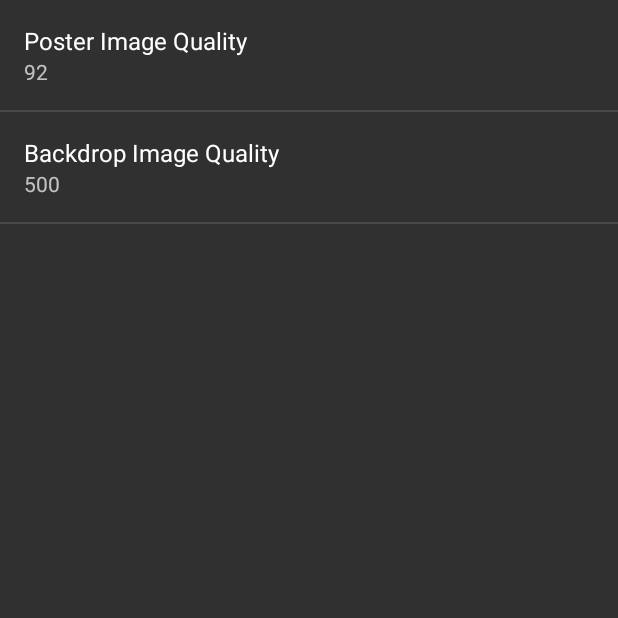
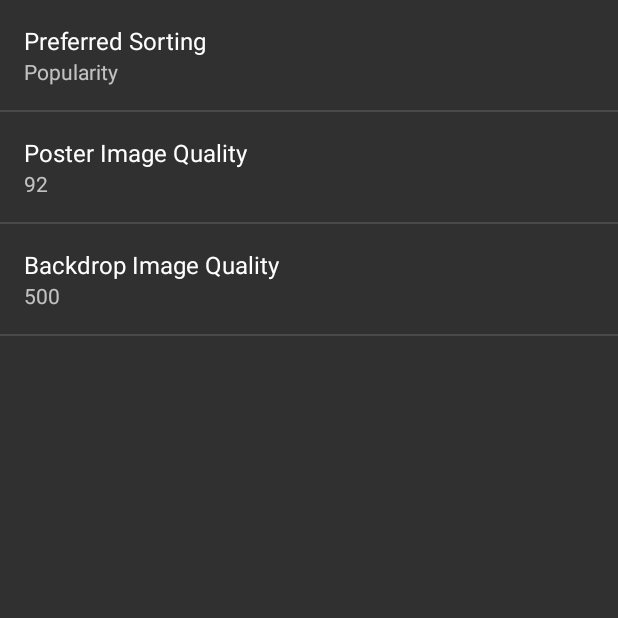
Before and after one commit to alexwine36/Popular-Movies, an Android app: the screen it shows after launch (SettingsActivity), in the options menu, after a tap on "Settings", on a phone screen of 412 x 824 dp, the top half of it. Run offline under Robolectric (Android 15) with nearby library versions, the phone set to English and light mode, and no system bars; our stand-ins replace Picasso; pictures from the network do not load; 1 statement that could not run was skipped.

Commit message:
Added support for sorting Discovery Activity

```diff
--- a/app/src/main/java/io/awts/popularmovies/DiscoveryFragment.java
+++ b/app/src/main/java/io/awts/popularmovies/DiscoveryFragment.java
@@ -1,10 +1,11 @@
 package io.awts.popularmovies;
 
-import android.content.Context;
 import android.content.Intent;
+import android.content.SharedPreferences;
 import android.net.Uri;
 import android.os.AsyncTask;
 import android.os.Bundle;
+import android.preference.PreferenceManager;
 import android.support.v4.app.Fragment;
 import android.util.Log;
 import android.view.LayoutInflater;
@@ -39,17 +40,17 @@ public class DiscoveryFragment extends Fragment {
 
     private ArrayList<MovieData> movieList;
 
-//    ArrayList<MovieData> savedMovies;
+    private String prefSort;
 
     public Integer page_int;
 
-    public boolean scrollStateChanged;
+
 
     private static final String MOVIE_KEY = "movies";
 
     private static final String PAGE_KEY = "page";
 
-    Context context;
+
 
     public DiscoveryFragment() {
     }
@@ -72,16 +73,30 @@ public class DiscoveryFragment extends Fragment {
     public View onCreateView(LayoutInflater inflater, ViewGroup container,
                              Bundle savedInstanceState) {
         View view = inflater.inflate(R.layout.fragment_discovery, container, false);
+// TODO: Add a listener for settings change
+
+        SharedPreferences preferences = PreferenceManager.getDefaultSharedPreferences(view.getContext());
+
+        String sort_value = preferences.getString(getString(R.string.pref_sort_key), getString(R.string.pref_sort_default));
+
+//        prefSort = sort_value;
+//        if (sort_value != prefSort && prefSort != null) {
+//            prefSort = sort_value;
+//            updateMovies();
+//        }
+
 
         if (savedInstanceState == null || !savedInstanceState.containsKey(MOVIE_KEY) || !savedInstanceState.containsKey(PAGE_KEY)) {
             movieList = new ArrayList<MovieData>();
             page_int = 1;
+//            prefSort = sort_value;
             updateMovies();
         } else {
             movieList = savedInstanceState.getParcelableArrayList(MOVIE_KEY);
             page_int = savedInstanceState.getInt(PAGE_KEY);
         }
         setHasOptionsMenu(true);
+
 
 
         mMovieAdapter = new ImageAdapter(getActivity(), movieList);
@@ -224,8 +239,9 @@ public class DiscoveryFragment extends Fragment {
             BufferedReader reader = null;
 
             // Will contain the raw JSON response as a string.
+
             String moviesJsonStr = null;
-            String sort_by = "popularity.desc";
+//            String sort_by = prefSort;
             final String api_key = getString(R.string.API_Key);
 
 
@@ -241,7 +257,7 @@ public class DiscoveryFragment extends Fragment {
                 final String API_PARAM = "api_key";
                 final String PAGE_PARAM = "page";
 
-                Uri builtUri = Uri.parse(MOVIE_BASE_URL).buildUpon().appendQueryParameter(SORT_PARAM, sort_by).appendQueryParameter(PAGE_PARAM, page).appendQueryParameter(API_PARAM, api_key).build();
+                Uri builtUri = Uri.parse(MOVIE_BASE_URL).buildUpon().appendQueryParameter(SORT_PARAM, prefSort).appendQueryParameter(PAGE_PARAM, page).appendQueryParameter(API_PARAM, api_key).build();
 
 //                URL url = new URL("http://api.themoviedb.org/3/discover/movie?sort_by=popularity.desc&api_key=");
 
--- a/app/src/main/java/io/awts/popularmovies/SettingsActivity.java
+++ b/app/src/main/java/io/awts/popularmovies/SettingsActivity.java
@@ -33,6 +33,7 @@ public class SettingsActivity extends PreferenceActivity
         // TODO: Add preferences
         bindPreferenceSummaryToValue(findPreference(getString(R.string.pref_poster_size_key)));
         bindPreferenceSummaryToValue(findPreference(getString(R.string.pref_backdrop_size_key)));
+        bindPreferenceSummaryToValue(findPreference(getString(R.string.pref_sort_key)));
     }
 
     /**
--- a/app/src/main/res/values/strings_activity_settings.xml
+++ b/app/src/main/res/values/strings_activity_settings.xml
@@ -45,6 +45,24 @@
         <item>original</item>
     </string-array>
     <string name="pref_backdrop_size_default">w500</string>
+
+
+
+    <string name="pref_sort_key">pref_sort</string>
+    <string name="pref_sort_label">Preferred Sorting</string>
+    <string-array name="pref_sort_list_titles">
+        <item>Popularity</item>
+        <item>Highest Rated</item>
+        <item>Most Voted For</item>
+        <item>Highest Grossing</item>
+    </string-array>
+    <string-array name="pref_sort_list_values">
+        <item>popularity.desc</item>
+        <item>vote_average.desc</item>
+        <item>vote_count.desc</item>
+        <item>revenue.desc</item>
+    </string-array>
+    <string name="pref_sort_default">popularity.desc</string>
 
 
     <!--"w92", "w154", "w185", "w342", "w500", "w780", "original"-->
--- a/app/src/main/res/xml/pref_general.xml
+++ b/app/src/main/res/xml/pref_general.xml
@@ -30,6 +30,12 @@
     <!--android:negativeButtonText="@null"-->
     <!--android:positiveButtonText="@null" />-->
     <ListPreference
+        android:defaultValue="@string/pref_sort_default"
+        android:entries="@array/pref_sort_list_titles"
+        android:entryValues="@array/pref_sort_list_values"
+        android:key="@string/pref_sort_key"
+        android:title="@string/pref_sort_label"/>
+    <ListPreference
         android:defaultValue="@string/pref_poster_size_default"
         android:entries="@array/pref_poster_size_list_titles"
         android:entryValues="@array/pref_poster_size_list_values"
```
